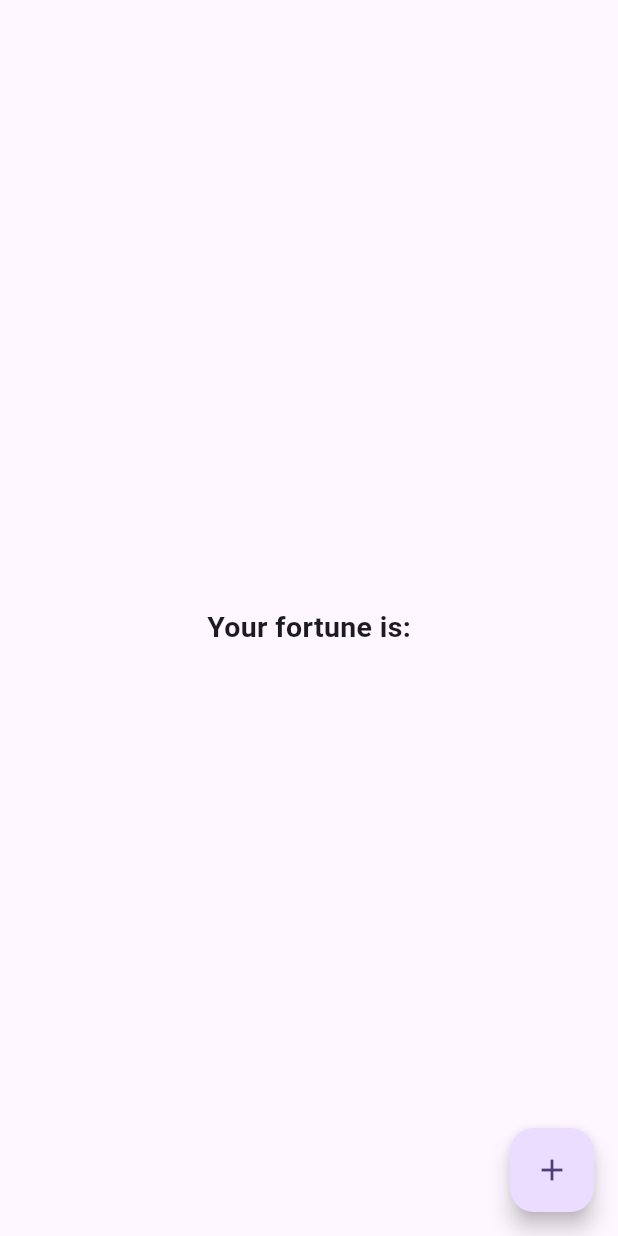
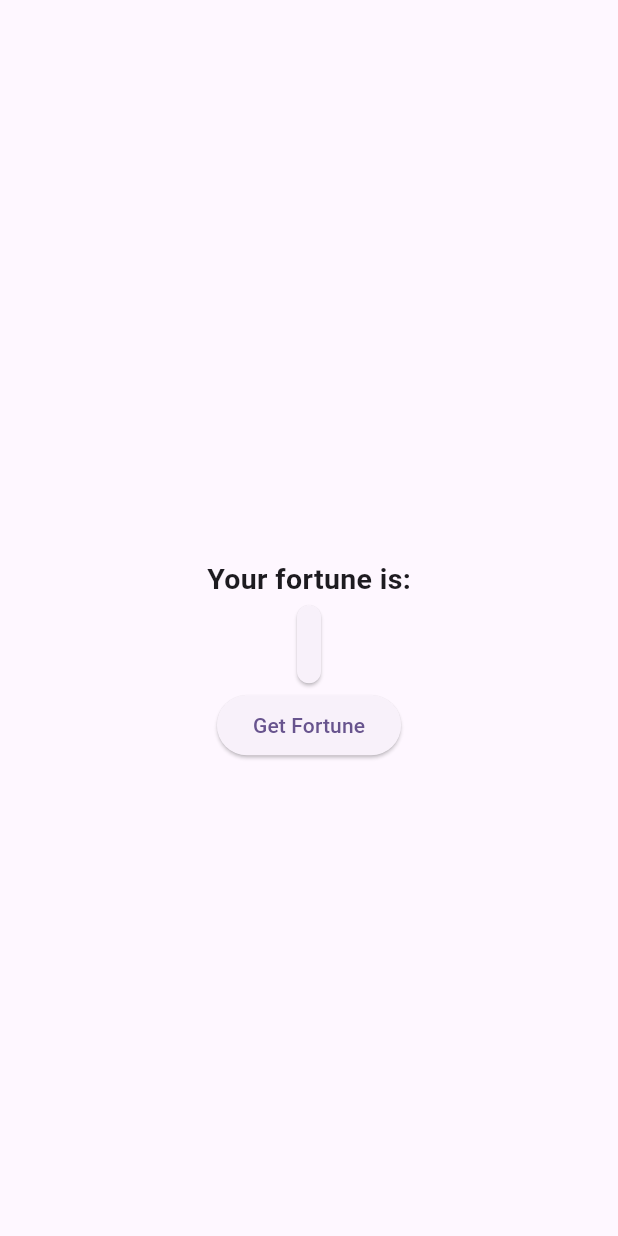
Before and after one commit to leobewater/flutter_fortune_cookies, a Flutter app: the screen it shows after launch, on a phone screen of 412 x 824 dp. Run offline on Flutter 3.47's test engine with Material 3 defaults, Android fonts, the phone set to English and light mode, and no system bars.

Commit message:
add new button and padding

```diff
--- a/lib/main.dart
+++ b/lib/main.dart
@@ -85,7 +85,7 @@ class _MyHomePageState extends State<MyHomePage> {
         child: Column(
           mainAxisAlignment: MainAxisAlignment.center,
           children: <Widget>[
-            Text(
+            const Text(
               "Your fortune is:",
               style: TextStyle(
                 fontSize: 19,
@@ -93,19 +93,24 @@ class _MyHomePageState extends State<MyHomePage> {
               ),
             ),
             Card(
+              child: Padding(
+                padding: const EdgeInsets.all(8.0),
                 child: Text(
                   '${_currentFortune}',
                   style: Theme.of(context).textTheme.headlineMedium,
                 ),
               ),
+            ),
+            ElevatedButton(
+                onPressed: _randomFortune, child: Text('Get Fortune')),
           ],
         ),
       ),
-      floatingActionButton: FloatingActionButton(
-        onPressed: _randomFortune,
-        tooltip: 'Increment',
-        child: const Icon(Icons.add),
-      ), // This trailing comma makes auto-formatting nicer for build methods.
+      // floatingActionButton: FloatingActionButton(
+      //   onPressed: _randomFortune,
+      //   tooltip: 'Increment',
+      //   child: const Icon(Icons.add),
+      // ), // This trailing comma makes auto-formatting nicer for build methods.
     );
   }
 }
```
Lines whose indentation alone changed are shown as unchanged.
